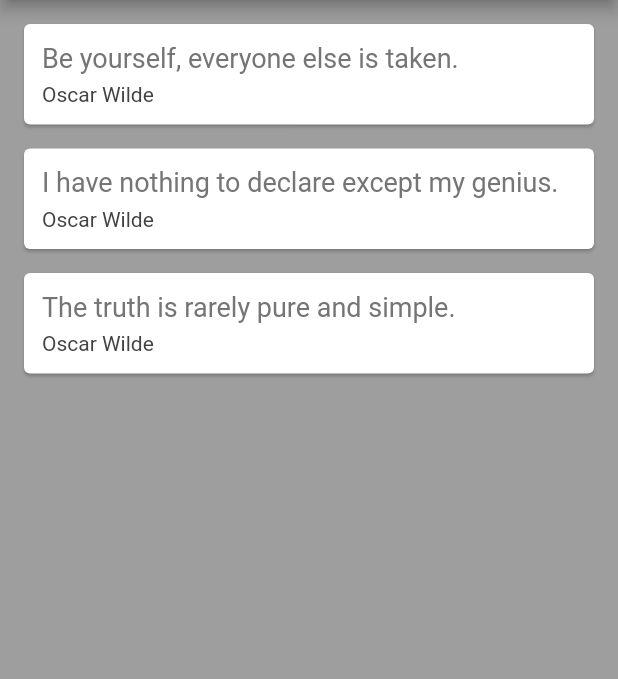
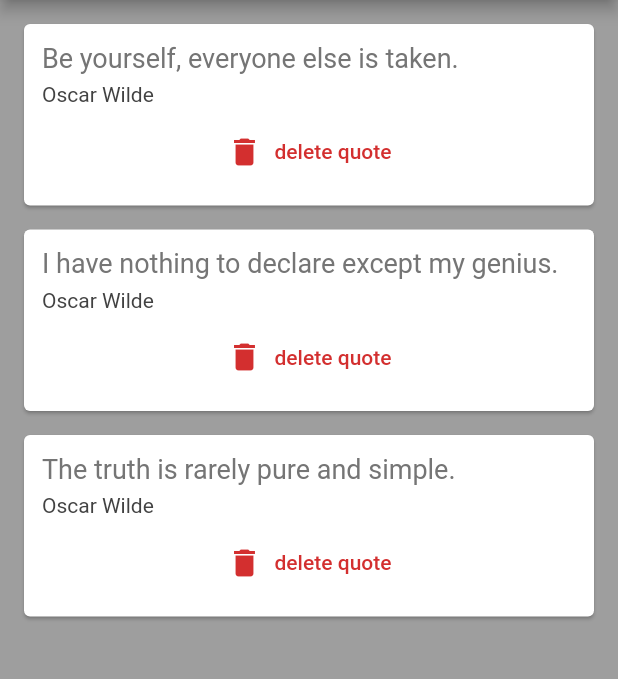
Before and after one commit to MarianneRario/quotes-lists-Flutter, a Flutter app: the screen it shows after launch, on a phone screen of 412 x 824 dp, the part 84-763 px from its top. Run offline on Flutter 3.47's test engine with Material 2 defaults, Android fonts, the phone set to English and light mode, and no system bars.

Commit message:
passed function as parameter to other widget

```diff
--- a/lib/main.dart
+++ b/lib/main.dart
@@ -53,7 +53,17 @@ class _QuoteListState extends State<QuoteList> {
           //add ".toList()" at the end to resolve error and to turn the "quotes.map" into a List
           //because the "children property" expects a List
           //this returns an iterable and list widgets
-          children: quotes.map((quote) => QuoteCard(quote: quote)).toList()),
+          children: quotes
+              .map((quote) => QuoteCard(
+                  quote: quote,
+                  //pass a function for delete of quote
+                  delete: () {
+                    //declare a setstate function that will remove a quote from a quotes list
+                    setState(() {
+                      quotes.remove(quote);
+                    });
+                  }))
+              .toList()),
     );
   }
 }
--- a/lib/quote-card.dart
+++ b/lib/quote-card.dart
@@ -4,9 +4,11 @@ import 'quote.dart';
 
 class QuoteCard extends StatelessWidget {
   //to accept the parameter, create a constructor
+  //use final keyword for statelesswidget
   final Quote quote;
+  final Function() delete;
 
-  QuoteCard({required this.quote});
+  QuoteCard({required this.quote, required this.delete});
 
   @override
   Widget build(BuildContext context) {
@@ -31,6 +33,17 @@ class QuoteCard extends StatelessWidget {
             Text(
               quote.author,
               style: TextStyle(fontSize: 14.0, color: Colors.grey[800]),
+            ),
+            //add another sizedbox
+            const SizedBox(
+              height: 6.0,
+            ),
+            //flat button for delete icon
+            TextButton.icon(
+              onPressed: delete,
+              icon: const Icon(Icons.delete),
+              label: const Text("delete quote"),
+              style: TextButton.styleFrom(primary: Colors.red[700]),
             )
           ],
         ),
```
